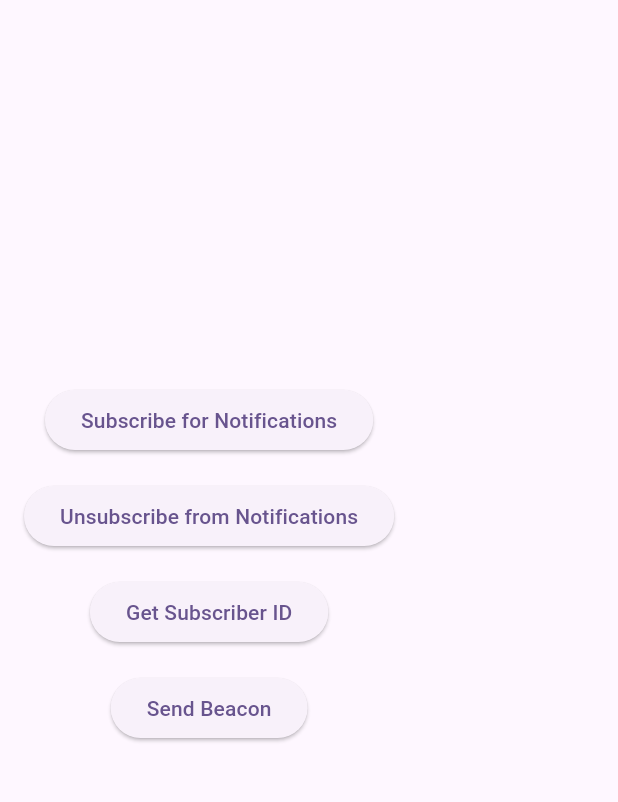
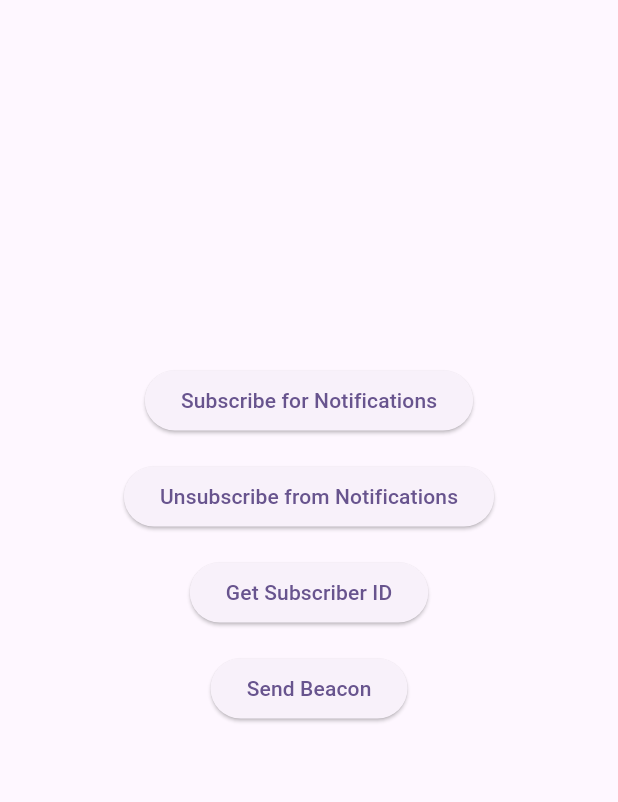
Before and after one commit to ppgco/flutter-example-integration, a Flutter app: the screen it shows after launch, on a phone screen of 412 x 824 dp, the part 84-886 px from its top. Run offline on Flutter 3.47's test engine with Material 3 defaults, Android fonts, the phone set to English and light mode, and no system bars; missing offline and left inert: pushpushgo_sdk.

```diff
--- a/flutter_test_app/lib/buttons_view_model.dart
+++ b/flutter_test_app/lib/buttons_view_model.dart
@@ -56,7 +56,7 @@ class ButtonsViewModel with ChangeNotifier {
       );
 
       await _pushpushgo.sendBeacon(beacon);
-      message = "Beacon sent successfully";
+      message = "Beacon sent successfully. Data will appear on subscriber up to 15 min.";
     } catch (e) {
       message = "Failed to send beacon: $e";
     }
--- a/flutter_test_app/lib/main.dart
+++ b/flutter_test_app/lib/main.dart
@@ -1,4 +1,6 @@
+import 'dart:developer';
 import 'package:flutter/material.dart';
+import 'package:provider/provider.dart';
 import 'package:pushpushgo_sdk/pushpushgo_sdk.dart'; // Import the SDK
 import 'buttons_view_model.dart';
 
@@ -11,10 +13,13 @@ class MyApp extends StatelessWidget {
 
   @override
   Widget build(BuildContext context) {
-    // Initialize the Pushpushgo SDK here
     final pushpushgo = PushpushgoSdk({
-      "apiToken": "my-api-key-from-pushpushgo-app",
-      "projectId": "my-project-id-from-pushpushgo-app",
+      "apiToken": "YOUR API KEY",
+      "projectId": "YOUR PROJECT ID",
+    });
+
+    pushpushgo.initialize(onNewSubscriptionHandler: (subscriberId) {
+      log(subscriberId);
     });
 
     return MaterialApp(
@@ -23,84 +28,74 @@ class MyApp extends StatelessWidget {
         colorScheme: ColorScheme.fromSeed(seedColor: Colors.deepPurple),
         useMaterial3: true,
       ),
-      home: MyHomePage(
-        title: 'Flutter PPG Example Home Page',
-        pushpushgoSdk: pushpushgo, // Pass the SDK instance to the home page
+      home: ChangeNotifierProvider(
+        create: (_) => ButtonsViewModel(pushpushgo), // Provide the ViewModel
+        child: const MyHomePage(title: 'Flutter PPG Example Home Page'),
       ),
     );
   }
 }
 
-class MyHomePage extends StatefulWidget {
-  const MyHomePage({super.key, required this.title, required this.pushpushgoSdk});
+class MyHomePage extends StatelessWidget {
+  const MyHomePage({super.key, required this.title});
 
   final String title;
-  final PushpushgoSdk pushpushgoSdk;
-
-  @override
-  State<MyHomePage> createState() => _MyHomePageState();
-}
-
-class _MyHomePageState extends State<MyHomePage> {
-  late ButtonsViewModel _viewModel;
-
-  @override
-  void initState() {
-    super.initState();
-    // Initialize the ViewModel with the PushpushgoSdk instance
-    _viewModel = ButtonsViewModel(widget.pushpushgoSdk);
-  }
 
   @override
   Widget build(BuildContext context) {
+    final viewModel = Provider.of<ButtonsViewModel>(context, listen: false);
+
     return Scaffold(
       appBar: AppBar(
         backgroundColor: Theme.of(context).colorScheme.inversePrimary,
-        title: Text(widget.title),
+        title: Text(title),
       ),
-      body: Padding(
+      body: Center(
+        child: Padding(
           padding: const EdgeInsets.all(16.0),
           child: Column(
             mainAxisAlignment: MainAxisAlignment.center,
+            crossAxisAlignment: CrossAxisAlignment.center,
             children: <Widget>[
               ElevatedButton(
                 onPressed: () {
-                _viewModel.registerForNotifications();
+                  viewModel.registerForNotifications();
                 },
                 child: const Text('Subscribe for Notifications'),
               ),
               const SizedBox(height: 16),
               ElevatedButton(
                 onPressed: () {
-                _viewModel.unregisterFromNotifications();
+                  viewModel.unregisterFromNotifications();
                 },
                 child: const Text('Unsubscribe from Notifications'),
               ),
               const SizedBox(height: 16),
               ElevatedButton(
                 onPressed: () {
-                _viewModel.getSubscriberId();
+                  viewModel.getSubscriberId();
                 },
                 child: const Text('Get Subscriber ID'),
               ),
               const SizedBox(height: 16),
               ElevatedButton(
                 onPressed: () {
-                _viewModel.sendBeacon();
+                  viewModel.sendBeacon();
                 },
                 child: const Text('Send Beacon'),
               ),
               const SizedBox(height: 16),
-            // Display message from the ViewModel
-            if (_viewModel.message.isNotEmpty)
-              Padding(
-                padding: const EdgeInsets.only(top: 20),
-                child: Text(
-                  _viewModel.message,
+              Consumer<ButtonsViewModel>(
+                builder: (context, viewModel, child) {
+                  return Text(
+                    viewModel.message.isNotEmpty ? viewModel.message : '',
                     style: const TextStyle(fontSize: 18, color: Colors.grey),
-                ),
+                    textAlign: TextAlign.center,
+                  );
+                },
               ),
             ],
+          ),
         ),
       ),
     );
--- a/flutter_test_app/pubspec.yaml
+++ b/flutter_test_app/pubspec.yaml
@@ -36,6 +36,7 @@ dependencies:
   # Use with the CupertinoIcons class for iOS style icons.
   cupertino_icons: ^1.0.8
   pushpushgo_sdk: ^0.0.9
+  provider: ^6.0.0
 
 dev_dependencies:
   flutter_test:
```
Also changed, not shown: flutter_test_app/lib/beacon_card_view.dart (deleted, +0 -71 lines), 6 other files. Lines whose indentation alone changed are shown as unchanged.
